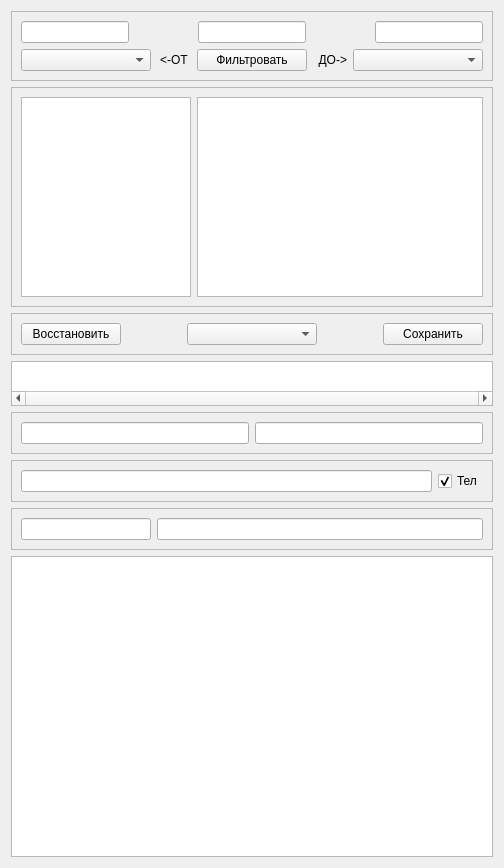
Before: the Qt Designer form crmand_win.ui in dekarh3/crmand, drawn with Qt 5.
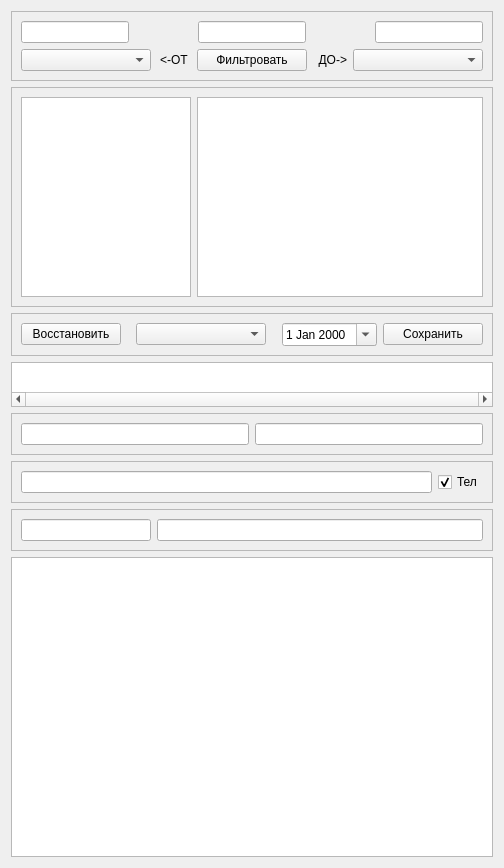
After: the same form once the commit is applied.

Patch:
```diff
--- a/crmand_win.ui
+++ b/crmand_win.ui
@@ -283,6 +283,13 @@
         </property>
        </spacer>
       </item>
+      <item>
+       <widget class="QDateEdit" name="deCalendar">
+        <property name="calendarPopup">
+         <bool>true</bool>
+        </property>
+       </widget>
+      </item>
       <item>
        <widget class="QPushButton" name="pbSave">
         <property name="minimumSize">
```
